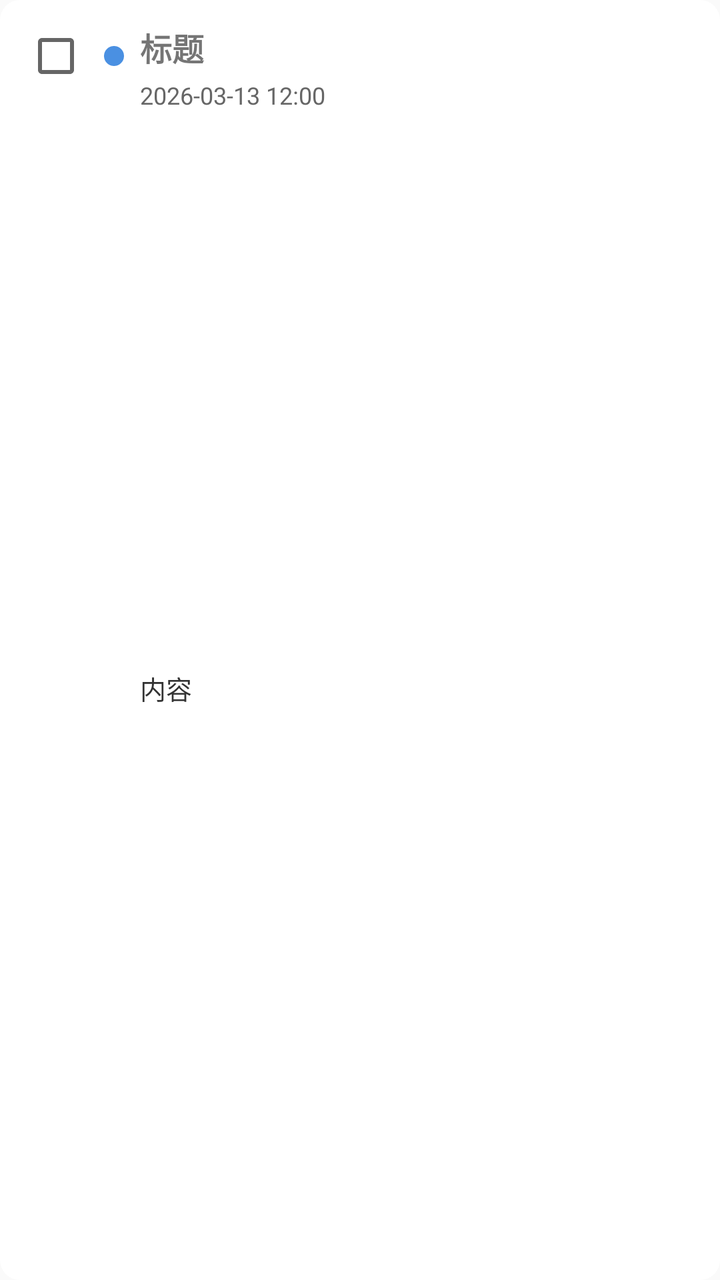
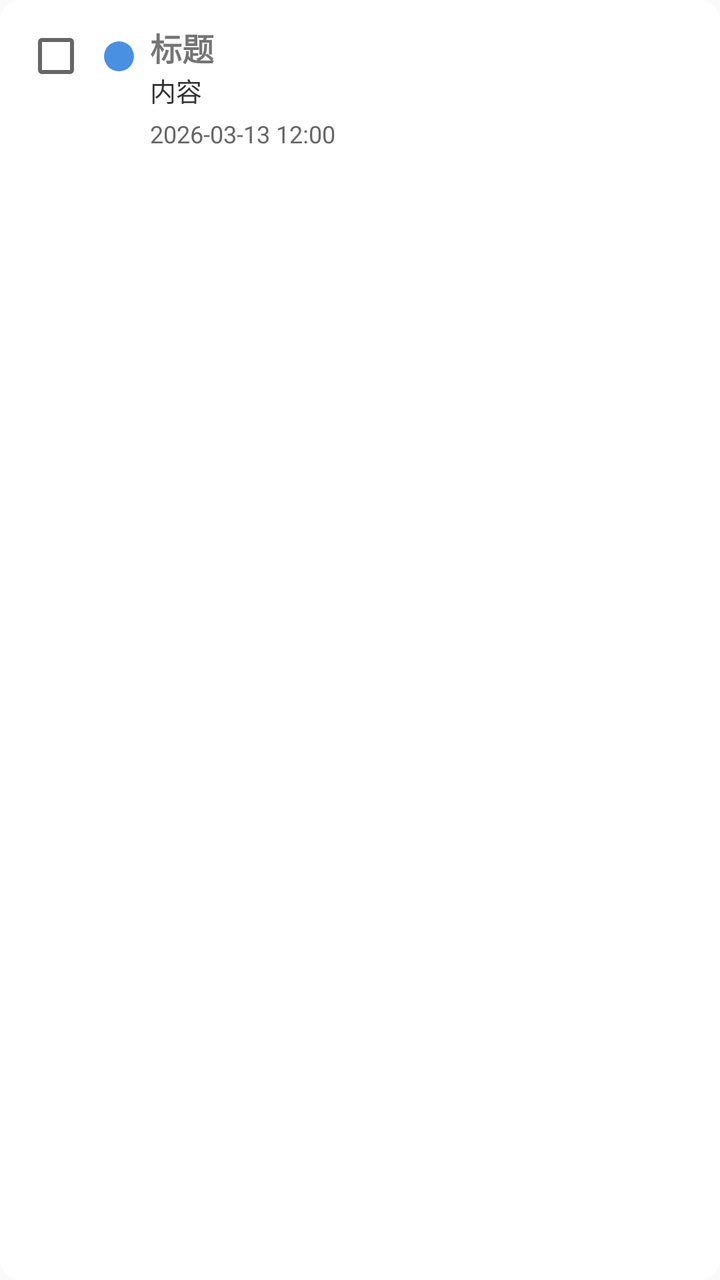

An Android layout rendered at two revisions. The XML below is the earlier revision; the diff shows what the commit changed to produce the second picture.
<!-- AndroidManifest.xml: application theme Theme.Note -->
<!-- res/layout/item_note.xml -->
<?xml version="1.0" encoding="utf-8"?>
<androidx.constraintlayout.widget.ConstraintLayout xmlns:android="http://schemas.android.com/apk/res/android"
    xmlns:app="http://schemas.android.com/apk/res-auto"
    android:layout_width="match_parent"
    android:layout_height="wrap_content"
    android:background="@drawable/bg_white_corner"
    android:padding="12dp">

    <CheckBox
        android:id="@+id/cbDone"
        android:layout_width="wrap_content"
        android:layout_height="wrap_content"
        app:layout_constraintStart_toStartOf="parent"
        app:layout_constraintTop_toTopOf="parent" />

    <View
        android:id="@+id/viewPriority"
        android:layout_width="10dp"
        android:layout_height="10dp"
        android:layout_marginStart="8dp"
        android:background="@drawable/shape_priority_blue"
        app:layout_constraintBottom_toBottomOf="@id/cbDone"
        app:layout_constraintStart_toEndOf="@id/cbDone"
        app:layout_constraintTop_toTopOf="@id/cbDone" />

    <TextView
        android:id="@+id/tvTitle"
        android:layout_width="0dp"
        android:layout_height="wrap_content"
        android:layout_marginStart="8dp"
        android:text="标题"
        android:textSize="16sp"
        android:textStyle="bold"
        app:layout_constraintStart_toEndOf="@id/viewPriority"
        app:layout_constraintTop_toTopOf="parent"
        app:layout_constraintEnd_toEndOf="parent" />

    <TextView
        android:id="@+id/tvTime"
        android:layout_width="0dp"
        android:layout_height="wrap_content"
        android:layout_marginTop="4dp"
        android:text="2026-03-13 12:00"
        android:textSize="12sp"
        android:textColor="#666666"
        app:layout_constraintStart_toStartOf="@id/tvTitle"
        app:layout_constraintTop_toBottomOf="@id/tvTitle"
        app:layout_constraintEnd_toEndOf="parent" />

    <TextView
        android:id="@+id/tvContent"
        android:layout_width="0dp"
        android:layout_height="wrap_content"
        android:layout_marginTop="4dp"
        android:text="内容"
        android:textSize="13sp"
        android:textColor="#333333"
        android:maxLines="2"
        android:ellipsize="end"
        app:layout_constraintStart_toStartOf="@id/tvTitle"
        app:layout_constraintTop_toBottomOf="@id/tvTime"
        app:layout_constraintEnd_toEndOf="parent"
        app:layout_constraintBottom_toBottomOf="parent" />

</androidx.constraintlayout.widget.ConstraintLayout>
<!-- resources referenced by this layout -->
<resources>
  <!-- drawable bg_white_corner (drawable) -->
  <?xml version="1.0" encoding="utf-8"?>
  <shape xmlns:android="http://schemas.android.com/apk/res/android">
  
      <corners android:topLeftRadius="10dp"
          android:topRightRadius="10dp"
          android:bottomLeftRadius="10dp"
          android:bottomRightRadius="10dp"/>
  
      <solid android:color="@color/white"/>
  </shape>
  <!-- drawable shape_priority_blue (drawable) -->
  <?xml version="1.0" encoding="utf-8"?>
  <shape xmlns:android="http://schemas.android.com/apk/res/android" android:shape="oval">
      <size android:width="10dp" android:height="10dp" />
      <solid android:color="#4A90E2" />
  </shape>
  <style name="Theme.Note" parent="Theme.AppCompat.Light.NoActionBar" />
  <color name="white">#FFFFFF</color>
</resources>

<!-- the commit's change to res/layout/item_note.xml (unified diff, before → after) -->
@@ -1,10 +1,12 @@
 <?xml version="1.0" encoding="utf-8"?>
-<androidx.constraintlayout.widget.ConstraintLayout xmlns:android="http://schemas.android.com/apk/res/android"
+<androidx.constraintlayout.widget.ConstraintLayout
+    xmlns:android="http://schemas.android.com/apk/res/android"
     xmlns:app="http://schemas.android.com/apk/res-auto"
     android:layout_width="match_parent"
     android:layout_height="wrap_content"
     android:background="@drawable/bg_white_corner"
-    android:padding="12dp">
+    android:padding="12dp"
+    android:layout_marginBottom="12dp">
 
     <CheckBox
         android:id="@+id/cbDone"
@@ -15,8 +17,8 @@
 
     <View
         android:id="@+id/viewPriority"
-        android:layout_width="10dp"
-        android:layout_height="10dp"
+        android:layout_width="15dp"
+        android:layout_height="15dp"
         android:layout_marginStart="8dp"
         android:background="@drawable/shape_priority_blue"
         app:layout_constraintBottom_toBottomOf="@id/cbDone"
@@ -36,6 +38,19 @@
         app:layout_constraintEnd_toEndOf="parent" />
 
     <TextView
+        android:id="@+id/tvContent"
+        android:layout_width="0dp"
+        android:layout_height="wrap_content"
+        android:text="内容"
+        android:textSize="13sp"
+        android:textColor="#333333"
+        android:maxLines="2"
+        android:ellipsize="end"
+        app:layout_constraintStart_toStartOf="@id/tvTitle"
+        app:layout_constraintTop_toBottomOf="@id/tvTitle"
+        app:layout_constraintEnd_toEndOf="parent" />
+
+    <TextView
         android:id="@+id/tvTime"
         android:layout_width="0dp"
         android:layout_height="wrap_content"
@@ -44,22 +59,7 @@
         android:textSize="12sp"
         android:textColor="#666666"
         app:layout_constraintStart_toStartOf="@id/tvTitle"
-        app:layout_constraintTop_toBottomOf="@id/tvTitle"
+        app:layout_constraintTop_toBottomOf="@id/tvContent"
         app:layout_constraintEnd_toEndOf="parent" />
 
-    <TextView
-        android:id="@+id/tvContent"
-        android:layout_width="0dp"
-        android:layout_height="wrap_content"
-        android:layout_marginTop="4dp"
-        android:text="内容"
-        android:textSize="13sp"
-        android:textColor="#333333"
-        android:maxLines="2"
-        android:ellipsize="end"
-        app:layout_constraintStart_toStartOf="@id/tvTitle"
-        app:layout_constraintTop_toBottomOf="@id/tvTime"
-        app:layout_constraintEnd_toEndOf="parent"
-        app:layout_constraintBottom_toBottomOf="parent" />
-
 </androidx.constraintlayout.widget.ConstraintLayout>
